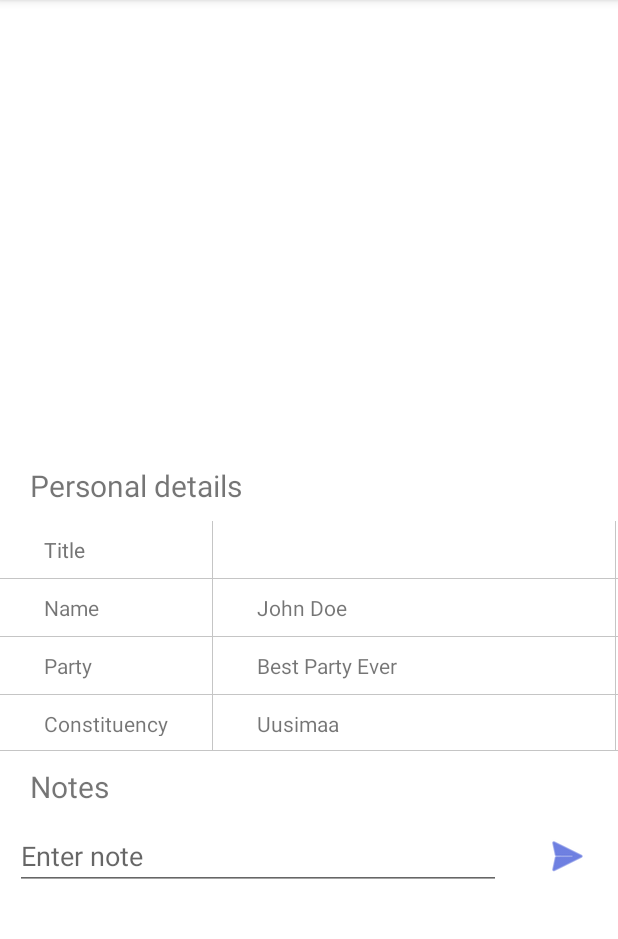
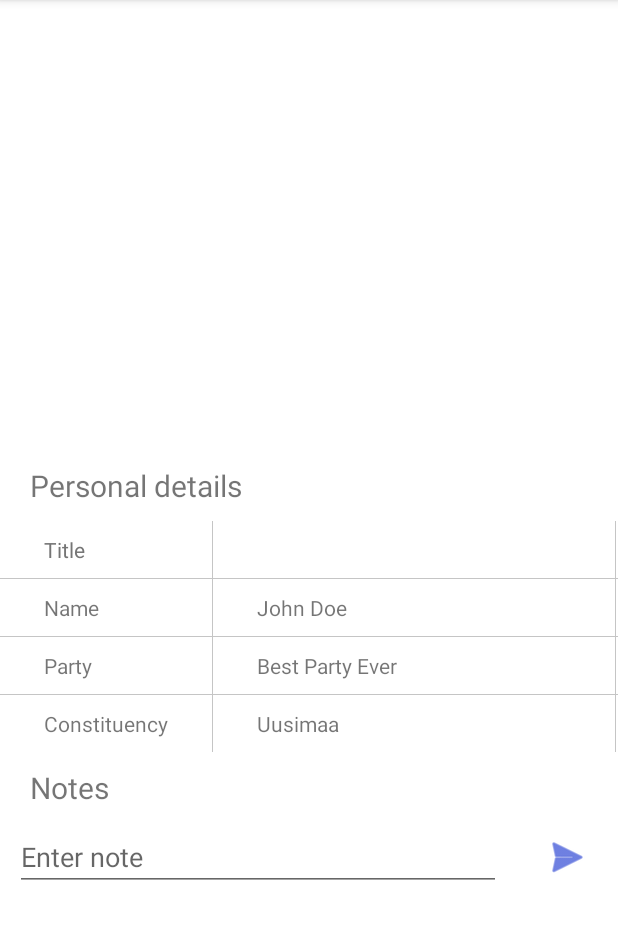
Before and after one commit to NeoAren/know-your-mps, an Android app: the fragment MemberDetailsFragment placed in its activity, on a phone screen of 412 x 824 dp, the part 84-1023 px from its top. Run offline under Robolectric (Android 15) with nearby library versions, the phone set to English and light mode, and no system bars; our stand-ins replace Dagger/Hilt's generated code, Picasso, data binding; pictures from the network do not load; 6 statements that could not run were skipped.

Commit message:
Fix table layout positioning

```diff
--- a/app/src/main/res/layout/fragment_member_details.xml
+++ b/app/src/main/res/layout/fragment_member_details.xml
@@ -26,8 +26,8 @@
                 android:text="@string/personal_details"
                 android:textSize="20sp" />
             <TableLayout
-                android:layout_width="412dp"
-                android:layout_height="153dp"
+                android:layout_width="match_parent"
+                android:layout_height="wrap_content"
                 android:divider="#C5C5C5"
                 android:showDividers="beginning|middle|end"
                 android:stretchColumns="1">
```
